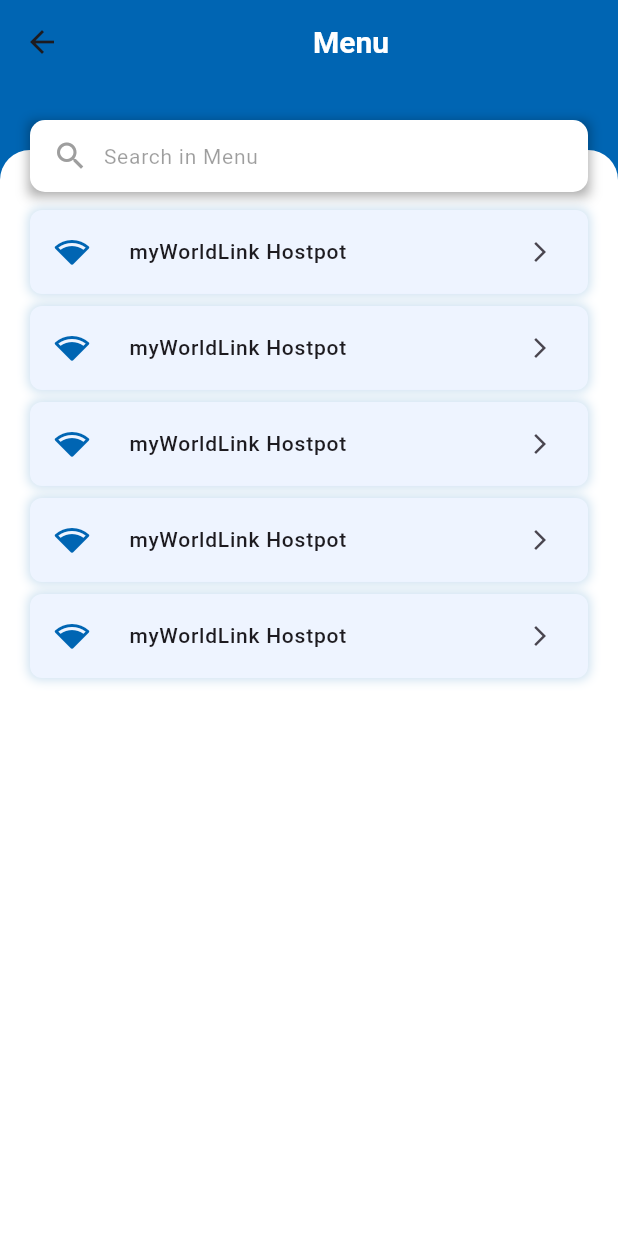
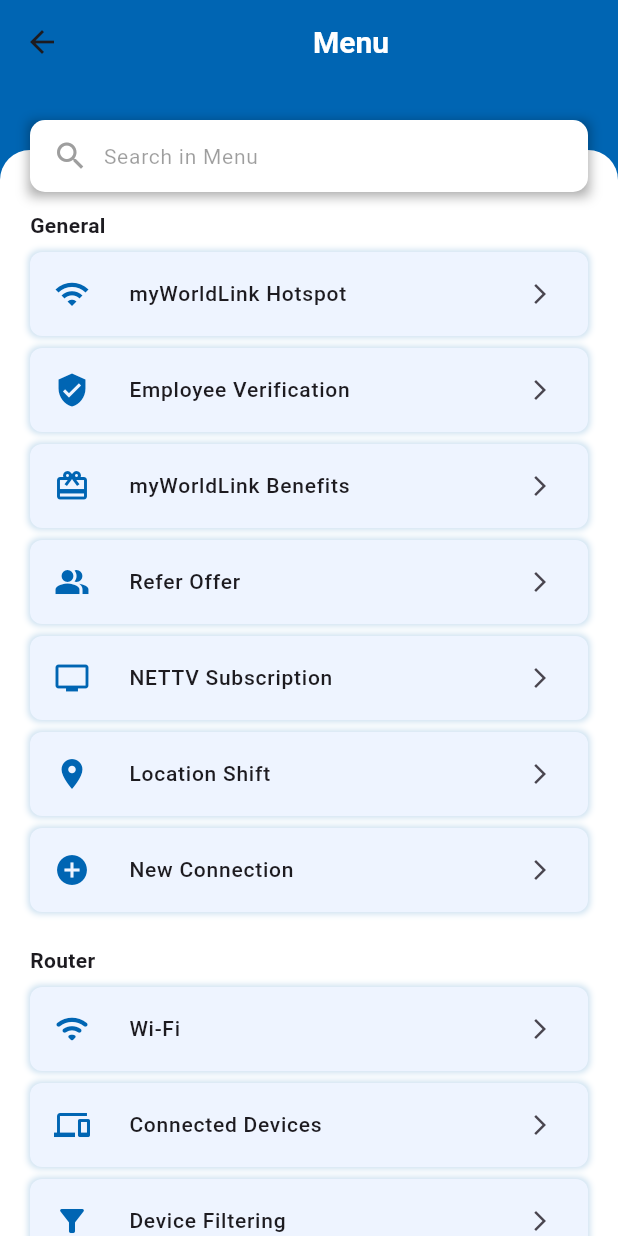
Before and after one commit to Nishan-Pradhan06/worldLink_app_ui_clone, a Flutter app: the MenuScreen screen opened directly, on a phone screen of 412 x 824 dp. Run offline on Flutter 3.47's test engine with Material 3 defaults, Android fonts, the phone set to English and light mode, and no system bars.

Commit message:
menu-screen-completed

```diff
--- /dev/null
+++ b/lib/view/components/heading.dart
@@ -0,0 +1,23 @@
+import 'package:flutter/material.dart';
+
+class Heading extends StatelessWidget {
+  final String title;
+  const Heading({
+    super.key,
+    required this.title,
+  });
+
+  @override
+  Widget build(BuildContext context) {
+    return Padding(
+      padding: const EdgeInsets.symmetric(horizontal: 20.0),
+      child: Text(
+        title,
+        style: const TextStyle(
+          fontSize: 14,
+          fontWeight: FontWeight.bold,
+        ),
+      ),
+    );
+  }
+}
--- a/lib/view/components/router_menu.dart
+++ b/lib/view/components/router_menu.dart
@@ -26,7 +26,7 @@
             BoxShadow(
               color: AppColor.primary.withOpacity(0.2),
               spreadRadius: 1,
-              blurRadius: 5,
+              blurRadius: 3,
             ),
           ],
         ),
--- a/lib/view/screens/menu_screen.dart
+++ b/lib/view/screens/menu_screen.dart
@@ -1,5 +1,6 @@
 import 'package:flutter/material.dart';
 import 'package:worldlink/view/components/appbar.dart';
+import 'package:worldlink/view/components/heading.dart';
 import 'package:worldlink/view/components/router_menu.dart';
 import 'package:worldlink/view/components/search_box.dart';
 
@@ -15,13 +16,14 @@
           const MyAppBar(
             title: 'Menu',
           ),
+
           // Positioned container that overlaps the AppBar
           Positioned(
             top: 100,
             left: 0,
             right: 0,
+            bottom: 0, // Added bottom positioning to avoid height issues
             child: Container(
-              height: MediaQuery.of(context).size.height - 100, // Adjust height
               decoration: const BoxDecoration(
                 color: Colors.white, // Container color
                 borderRadius: BorderRadius.only(
@@ -29,33 +31,157 @@
                   topRight: Radius.circular(20),
                 ),
               ),
+              child: Column(
+                children: [
+                  // Flexible ListView to ensure scrolling works
+                  Flexible(
                     child: ListView(
-                // physics: const ScrollPhysics(parent: BouncingScrollPhysics()),
+                      physics: const ScrollPhysics(
+                        parent: BouncingScrollPhysics(),
+                      ),
                       children: const [
                         SizedBox(
                           height: 40,
                         ),
-                  RouterMenu(
-                    title: 'myWorldLink Hostpot',
-                    icon: Icons.network_wifi_rounded,
+                        Heading(title: 'General'),
+                        SizedBox(
+                          height: 8.0,
                         ),
                         RouterMenu(
-                    title: 'myWorldLink Hostpot',
-                    icon: Icons.network_wifi_rounded,
+                          title: 'myWorldLink Hotspot',
+                          icon: Icons.wifi, // Wi-Fi icon
                         ),
                         RouterMenu(
-                    title: 'myWorldLink Hostpot',
-                    icon: Icons.network_wifi_rounded,
+                          title: 'Employee Verification',
+                          icon: Icons.verified_user, // Verification icon
                         ),
                         RouterMenu(
-                    title: 'myWorldLink Hostpot',
-                    icon: Icons.network_wifi_rounded,
+                          title: 'myWorldLink Benefits',
+                          icon: Icons.card_giftcard, // Gift/benefit icon
                         ),
                         RouterMenu(
-                    title: 'myWorldLink Hostpot',
-                    icon: Icons.network_wifi_rounded,
+                          title: 'Refer Offer',
+                          icon: Icons.people_alt, // People/refer icon
                         ),
-                  // Add more RouterMenu items here if needed
+                        RouterMenu(
+                          title: 'NETTV Subscription',
+                          icon: Icons.tv, // TV icon
+                        ),
+                        RouterMenu(
+                          title: 'Location Shift',
+                          icon: Icons.location_on, // Location icon
+                        ),
+                        RouterMenu(
+                          title: 'New Connection',
+                          icon: Icons.add_circle, // New/add connection icon
+                        ),
+                        SizedBox(
+                          height: 14.0,
+                        ),
+                        Heading(title: 'Router'),
+                        SizedBox(
+                          height: 8.0,
+                        ),
+                        RouterMenu(
+                          title: 'Wi-Fi',
+                          icon: Icons.wifi_rounded, // Wi-Fi icon
+                        ),
+                        RouterMenu(
+                          title: 'Connected Devices',
+                          icon: Icons.devices, // Devices icon
+                        ),
+                        RouterMenu(
+                          title: 'Device Filtering',
+                          icon: Icons.filter_alt, // Filter icon
+                        ),
+                        RouterMenu(
+                          title: 'Restart Router',
+                          icon: Icons.restart_alt, // Restart icon
+                        ),
+                        RouterMenu(
+                          title: 'Add-On Router',
+                          icon: Icons.router, // Router icon
+                        ),
+                        SizedBox(
+                          height: 14.0,
+                        ),
+                        Heading(title: 'Network'),
+                        SizedBox(
+                          height: 8.0,
+                        ),
+                        RouterMenu(
+                          title: 'Change Bandwidth',
+                          icon: Icons.network_check, // Network/bandwidth icon
+                        ),
+                        RouterMenu(
+                          title: 'Speed Test',
+                          icon: Icons.speed, // Speed icon
+                        ),
+                        RouterMenu(
+                          title: 'Fair Usage Policy',
+                          icon: Icons.policy, // Policy icon
+                        ),
+                        SizedBox(
+                          height: 14.0,
+                        ),
+                        Heading(title: 'Account'),
+                        SizedBox(
+                          height: 8.0,
+                        ),
+                        RouterMenu(
+                          title: 'Billing History',
+                          icon: Icons.receipt, // Billing/receipt icon
+                        ),
+                        RouterMenu(
+                          title: 'Internet Usage',
+                          icon: Icons.data_usage, // Data usage icon
+                        ),
+                        RouterMenu(
+                          title: 'Customer Login Password',
+                          icon: Icons.lock, // Password/security icon
+                        ),
+                        RouterMenu(
+                          title: 'My QR Code',
+                          icon: Icons.qr_code, // QR code icon
+                        ),
+                        SizedBox(
+                          height: 14.0,
+                        ),
+                        Heading(title: 'App'),
+                        SizedBox(
+                          height: 8.0,
+                        ),
+                        RouterMenu(
+                          title: 'Language',
+                          icon: Icons.language, // Language icon
+                        ),
+                        RouterMenu(
+                          title: 'Version History',
+                          icon: Icons.history, // History icon
+                        ),
+                        RouterMenu(
+                          title: 'FAQs',
+                          icon: Icons.help_outline, // FAQ/help icon
+                        ),
+                        RouterMenu(
+                          title: 'Feedback',
+                          icon: Icons.feedback, // Feedback icon
+                        ),
+                        RouterMenu(
+                          title: 'Invite',
+                          icon: Icons.share, // Invite/share icon
+                        ),
+                        RouterMenu(
+                          title: 'Privacy Policy',
+                          icon: Icons.privacy_tip, // Privacy icon
+                        ),
+                        RouterMenu(
+                          title: 'Logout',
+                          icon: Icons.logout, // Logout icon
+                        ),
+                      ],
+                    ),
+                  ),
                 ],
               ),
             ),
```
Lines whose indentation alone changed are shown as unchanged.
